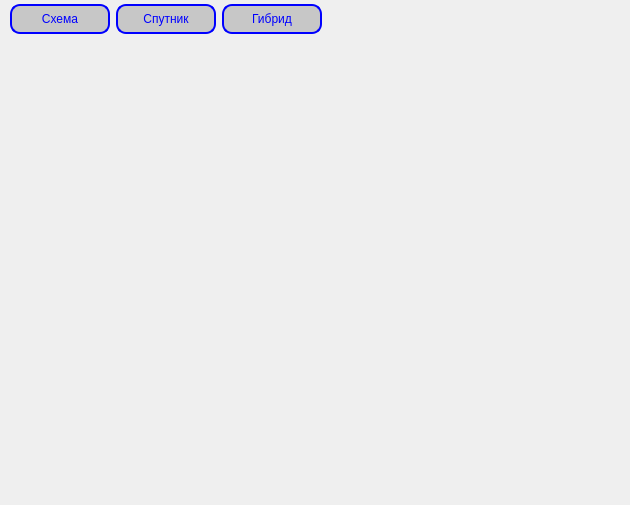
Mathew5555/WEB-MapsAPI, file ui_file.ui: the form before one commit.
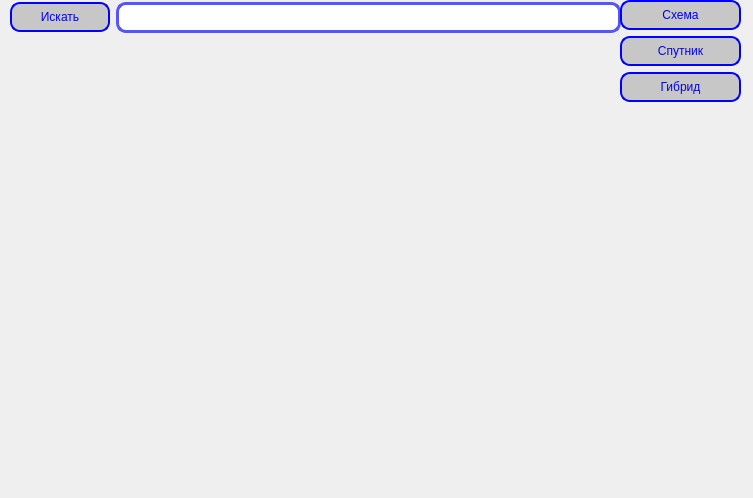
The form after the commit.

Commit message: Большая задача по Maps API. Часть №5

```diff
--- a/ui_file.ui
+++ b/ui_file.ui
@@ -6,8 +6,8 @@
    <rect>
     <x>0</x>
     <y>0</y>
-    <width>630</width>
-    <height>505</height>
+    <width>753</width>
+    <height>498</height>
    </rect>
   </property>
   <property name="windowTitle">
@@ -19,14 +19,83 @@
      <rect>
       <x>10</x>
       <y>0</y>
-      <width>612</width>
-      <height>500</height>
+      <width>611</width>
+      <height>493</height>
      </rect>
     </property>
     <layout class="QVBoxLayout" name="verticalLayout">
      <item>
       <layout class="QHBoxLayout" name="horizontalLayout">
        <item>
+        <widget class="QPushButton" name="findButton">
+         <property name="minimumSize">
+          <size>
+           <width>100</width>
+           <height>30</height>
+          </size>
+         </property>
+         <property name="styleSheet">
+          <string notr="true">background-color: rgb(199, 199, 199);
+font: 12pt &quot;MS Shell Dlg 2&quot;;
+border-radius: 10px;
+border: 2px solid blue;
+color: blue;</string>
+         </property>
+         <property name="text">
+          <string>Искать</string>
+         </property>
+        </widget>
+       </item>
+       <item>
+        <widget class="QLineEdit" name="find_Edit">
+         <property name="minimumSize">
+          <size>
+           <width>451</width>
+           <height>31</height>
+          </size>
+         </property>
+         <property name="styleSheet">
+          <string notr="true">
+border-radius: 10px;
+border: 3px solid rgb(85, 85, 255);
+</string>
+         </property>
+        </widget>
+       </item>
+      </layout>
+     </item>
+     <item>
+      <widget class="QLabel" name="image">
+       <property name="minimumSize">
+        <size>
+         <width>600</width>
+         <height>450</height>
+        </size>
+       </property>
+       <property name="maximumSize">
+        <size>
+         <width>600</width>
+         <height>450</height>
+        </size>
+       </property>
+       <property name="text">
+        <string/>
+       </property>
+      </widget>
+     </item>
+    </layout>
+   </widget>
+   <widget class="QWidget" name="verticalLayoutWidget">
+    <property name="geometry">
+     <rect>
+      <x>620</x>
+      <y>0</y>
+      <width>121</width>
+      <height>104</height>
+     </rect>
+    </property>
+    <layout class="QVBoxLayout" name="verticalLayout_2">
+     <item>
         <widget class="QPushButton" name="pushButton">
          <property name="minimumSize">
           <size>
@@ -101,40 +170,6 @@
          </property>
          <property name="text">
           <string>Гибрид</string>
-         </property>
-        </widget>
-       </item>
-       <item>
-        <spacer name="horizontalSpacer">
-         <property name="orientation">
-          <enum>Qt::Horizontal</enum>
-         </property>
-         <property name="sizeHint" stdset="0">
-          <size>
-           <width>40</width>
-           <height>20</height>
-          </size>
-         </property>
-        </spacer>
-       </item>
-      </layout>
-     </item>
-     <item>
-      <widget class="QLabel" name="image">
-       <property name="minimumSize">
-        <size>
-         <width>600</width>
-         <height>450</height>
-        </size>
-       </property>
-       <property name="maximumSize">
-        <size>
-         <width>600</width>
-         <height>450</height>
-        </size>
-       </property>
-       <property name="text">
-        <string/>
        </property>
       </widget>
      </item>
```
Lines whose indentation alone changed are shown as unchanged. The commit also changes 1 other file.
